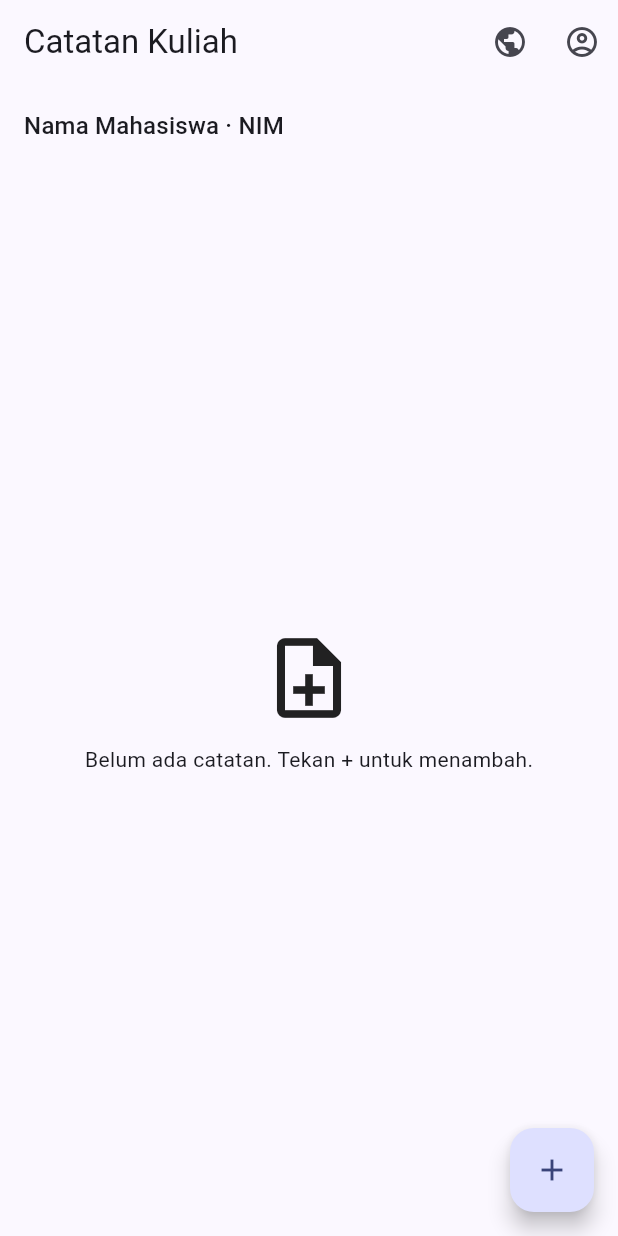
After one commit to ramahari321-arch/latihan-responsi-mobile, a Flutter app: the screen it shows after launch, on a phone screen of 412 x 824 dp. The commit adds this screen. Run offline on Flutter 3.47's test engine with Material 3 defaults, Android fonts, the phone set to English and light mode, and no system bars; our stand-ins replace flutter_dotenv, flutter_secure_storage, shared_preferences.

Commit message:
Integrasikan beranda, navigasi, tema dan panduan screenshot

```diff
--- a/lib/main.dart
+++ b/lib/main.dart
@@ -1,3 +1,33 @@
 import 'package:flutter/material.dart';
+import 'package:flutter_dotenv/flutter_dotenv.dart';
 
-void main() => runApp(const MaterialApp(home: Scaffold(body: Center(child: Text('Latihan Responsi Mobile')))));
+import 'providers/app_provider.dart';
+import 'screens/home_screen.dart';
+
+/// Memuat konfigurasi lokal lalu menjalankan aplikasi.
+Future<void> main() async {
+  WidgetsFlutterBinding.ensureInitialized();
+  await dotenv.load(fileName: '.env');
+  runApp(const AppProviderWrapper(child: ResponsiApp()));
+}
+
+/// Menyediakan tema aplikasi yang konsisten.
+class ResponsiApp extends StatelessWidget {
+  /// Membuat akar aplikasi.
+  const ResponsiApp({super.key});
+
+  @override
+  Widget build(BuildContext context) {
+    return MaterialApp(
+      title: 'Profil & Catatan Kuliah',
+      theme: ThemeData(
+        colorScheme: ColorScheme.fromSeed(seedColor: Colors.indigo),
+        useMaterial3: true,
+        inputDecorationTheme: const InputDecorationTheme(
+          border: OutlineInputBorder(),
+        ),
+      ),
+      home: const HomeScreen(),
+    );
+  }
+}
--- /dev/null
+++ b/lib/screens/home_screen.dart
@@ -0,0 +1,132 @@
+import 'package:flutter/material.dart';
+
+import '../models/note.dart';
+import '../providers/app_provider.dart';
+import '../widgets/empty_state.dart';
+import '../widgets/note_card.dart';
+import 'note_form_screen.dart';
+import 'profile_screen.dart';
+import 'public_users_screen.dart';
+
+/// Halaman utama profil singkat dan daftar catatan.
+class HomeScreen extends StatelessWidget {
+  /// Membuat halaman utama.
+  const HomeScreen({super.key});
+
+  Future<void> _confirmDelete(BuildContext context, Note note) async {
+    final confirmed = await showDialog<bool>(
+      context: context,
+      builder: (dialogContext) => AlertDialog(
+        title: const Text('Hapus catatan?'),
+        content: Text(
+          'Hapus "${note.title}"? Tindakan ini tidak bisa dibatalkan.',
+        ),
+        actions: [
+          TextButton(
+            onPressed: () => Navigator.pop(dialogContext, false),
+            child: const Text('Batal'),
+          ),
+          FilledButton(
+            onPressed: () => Navigator.pop(dialogContext, true),
+            child: const Text('Hapus'),
+          ),
+        ],
+      ),
+    );
+    if (confirmed != true || !context.mounted) return;
+    try {
+      await AppProvider.of(context).deleteNote(note.id);
+    } catch (_) {
+      if (!context.mounted) return;
+      ScaffoldMessenger.of(
+        context,
+      ).showSnackBar(const SnackBar(content: Text('Gagal menghapus catatan.')));
+    }
+  }
+
+  @override
+  Widget build(BuildContext context) {
+    final app = AppProvider.of(context);
+    return Scaffold(
+      appBar: AppBar(
+        title: const Text('Catatan Kuliah'),
+        actions: [
+          IconButton(
+            tooltip: 'Pengguna publik',
+            icon: const Icon(Icons.public),
+            onPressed: () => Navigator.push(
+              context,
+              MaterialPageRoute<void>(
+                builder: (_) => const PublicUsersScreen(),
+              ),
+            ),
+          ),
+          IconButton(
+            tooltip: 'Profil',
+            icon: const Icon(Icons.account_circle_outlined),
+            onPressed: () => Navigator.push(
+              context,
+              MaterialPageRoute<void>(builder: (_) => const ProfileScreen()),
+            ),
+          ),
+        ],
+      ),
+      body: Column(
+        crossAxisAlignment: CrossAxisAlignment.stretch,
+        children: [
+          Padding(
+            padding: const EdgeInsets.all(16),
+            child: Text(
+              '${app.student.name} · ${app.student.nim}',
+              style: Theme.of(context).textTheme.titleMedium,
+            ),
+          ),
+          Expanded(
+            child: app.isLoading
+                ? const Center(child: CircularProgressIndicator())
+                : app.error != null
+                ? Center(
+                    child: Column(
+                      mainAxisSize: MainAxisSize.min,
+                      children: [
+                        Text(app.error!),
+                        TextButton(
+                          onPressed: app.reloadNotes,
+                          child: const Text('Coba lagi'),
+                        ),
+                      ],
+                    ),
+                  )
+                : app.notes.isEmpty
+                ? const EmptyState()
+                : ListView.builder(
+                    itemCount: app.notes.length,
+                    itemBuilder: (context, index) {
+                      final note = app.notes[index];
+                      return NoteCard(
+                        note: note,
+                        onDelete: () => _confirmDelete(context, note),
+                      );
+                    },
+                  ),
+          ),
+        ],
+      ),
+      floatingActionButton: FloatingActionButton(
+        tooltip: 'Tambah catatan',
+        onPressed: () async {
+          final saved = await Navigator.push<bool>(
+            context,
+            MaterialPageRoute(builder: (_) => const NoteFormScreen()),
+          );
+          if (saved == true && context.mounted) {
+            ScaffoldMessenger.of(
+              context,
+            ).showSnackBar(const SnackBar(content: Text('Catatan tersimpan.')));
+          }
+        },
+        child: const Icon(Icons.add),
+      ),
+    );
+  }
+}
--- /dev/null
+++ b/lib/widgets/empty_state.dart
@@ -0,0 +1,19 @@
+import 'package:flutter/material.dart';
+
+/// Petunjuk ketika belum ada catatan kuliah.
+class EmptyState extends StatelessWidget {
+  /// Membuat tampilan daftar kosong.
+  const EmptyState({super.key});
+
+  @override
+  Widget build(BuildContext context) => const Center(
+    child: Column(
+      mainAxisSize: MainAxisSize.min,
+      children: [
+        Icon(Icons.note_add_outlined, size: 64),
+        SizedBox(height: 12),
+        Text('Belum ada catatan. Tekan + untuk menambah.'),
+      ],
+    ),
+  );
+}
```
Also changed, not shown: lib/widgets/note_card.dart (added, +35 -0 lines), 3 other files.
